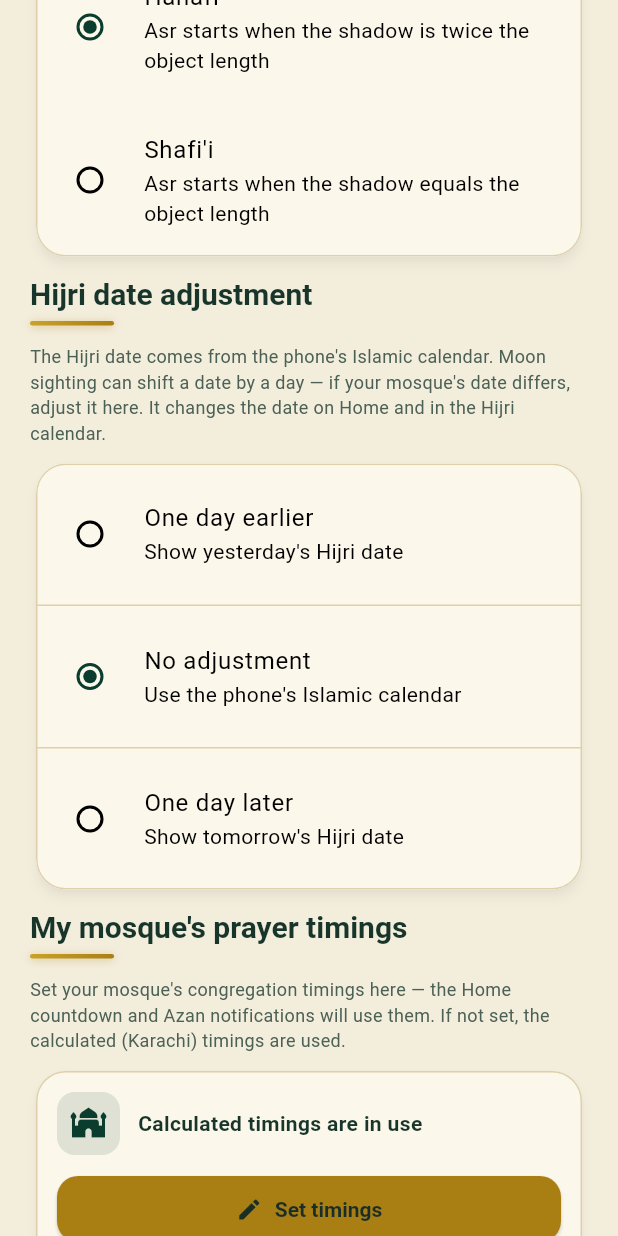
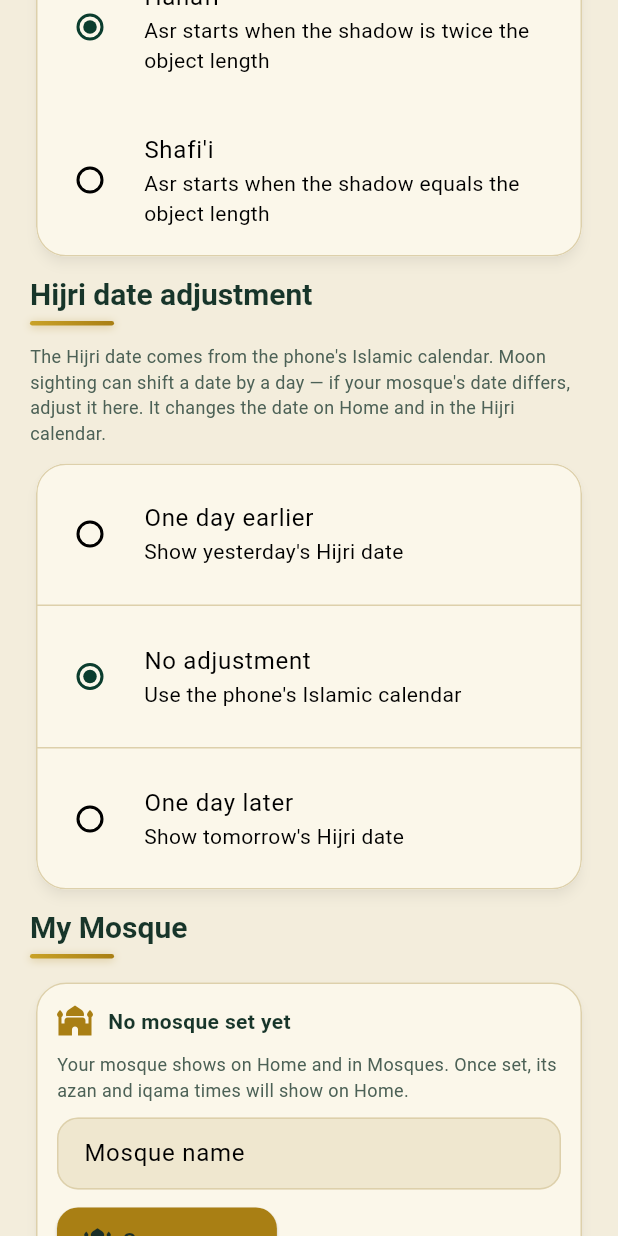
Before and after one commit to codeby-muzamil/mohalla-app, a Flutter app: the SettingsScreen widget shown alone on an empty page, opened directly, scrolled down 1728 dp, on a phone screen of 412 x 824 dp. Run offline on Flutter 3.47's test engine with Material 3 defaults, Android fonts, the phone set to English and light mode, and no system bars; our stand-ins replace adhan, flutter_local_notifications, flutter_map, geocoding, geolocator, google_generative_ai and 7 more; missing offline and left inert: dart:js_interop, qibla_math; accounts and stored records are empty.

Commit message:
Settings: add My Mosque name field (setMasjidName was never called)

```diff
--- a/lib/screens/settings_screen.dart
+++ b/lib/screens/settings_screen.dart
@@ -33,6 +33,8 @@ class _SettingsScreenState extends State<SettingsScreen> {
   String? _voiceTestResult;
   late final TextEditingController _geminiKeyController;
   String? _geminiKeyMessage;
+  late final TextEditingController _mosqueNameController;
+  String? _mosqueNameMessage;
 
   @override
   void initState() {
@@ -40,11 +42,17 @@ class _SettingsScreenState extends State<SettingsScreen> {
     // The field always starts empty: the saved key is never shown
     // back (only its masked form, last 4 characters, is displayed).
     _geminiKeyController = TextEditingController();
+    // Pre-filled with the saved mosque name (unlike the key, the
+    // name is not a secret, so showing it back is fine).
+    _mosqueNameController = TextEditingController(
+      text: context.read<SettingsProvider>().masjidName,
+    );
   }
 
   @override
   void dispose() {
     _geminiKeyController.dispose();
+    _mosqueNameController.dispose();
     super.dispose();
   }
 
@@ -60,6 +68,19 @@ class _SettingsScreenState extends State<SettingsScreen> {
       _geminiKeyMessage = key.isEmpty
           ? 'Key removed — AI Dost is back to offline answers.'
           : 'Key saved on this phone only — Gemini is connected.';
+    });
+  }
+
+  /// Save the mosque name (or clear it). Home and Mosques show it
+  /// right away; the "Set your mosque" card disappears once set.
+  void _saveMosqueName() {
+    final name = _mosqueNameController.text.trim();
+    final settings = context.read<SettingsProvider>();
+    settings.setMasjidName(name);
+    setState(() {
+      _mosqueNameMessage = name.isEmpty
+          ? 'Mosque removed.'
+          : 'Mosque saved — it now shows on Home and in Mosques.';
     });
   }
 
@@ -476,6 +497,81 @@ class _SettingsScreenState extends State<SettingsScreen> {
           ),
         ),
         const SizedBox(height: 8),
+        const SectionTitle(title: 'My Mosque'),
+        Card(
+          child: Padding(
+            padding: const EdgeInsets.all(14),
+            child: Column(
+              crossAxisAlignment: CrossAxisAlignment.stretch,
+              children: [
+                Row(
+                  children: [
+                    Icon(
+                      settings.masjidName.isNotEmpty
+                          ? Icons.check_circle
+                          : Icons.mosque,
+                      color: settings.masjidName.isNotEmpty ? accent : gold,
+                    ),
+                    const SizedBox(width: 10),
+                    Expanded(
+                      child: Text(
+                        settings.masjidName.isNotEmpty
+                            ? settings.masjidName
+                            : 'No mosque set yet',
+                        style: const TextStyle(
+                          fontWeight: FontWeight.bold,
+                        ),
+                      ),
+                    ),
+                  ],
+                ),
+                const SizedBox(height: 8),
+                Text(
+                  'Your mosque shows on Home and in Mosques. Once set, '
+                  'its azan and iqama times will show on Home.',
+                  style: TextStyle(fontSize: 12, color: muted),
+                ),
+                const SizedBox(height: 10),
+                TextField(
+                  controller: _mosqueNameController,
+                  textCapitalization: TextCapitalization.words,
+                  decoration: const InputDecoration(
+                    labelText: 'Mosque name',
+                    hintText: 'e.g. Jamia Masjid Khizra',
+                  ),
+                ),
+                const SizedBox(height: 10),
+                Row(
+                  children: [
+                    GoldButton(
+                      label: 'Save mosque',
+                      icon: Icons.mosque,
+                      onPressed: _saveMosqueName,
+                    ),
+                    if (settings.masjidName.isNotEmpty) ...[
+                      const SizedBox(width: 8),
+                      TextButton(
+                        onPressed: () {
+                          _mosqueNameController.clear();
+                          _saveMosqueName();
+                        },
+                        child: const Text('Remove'),
+                      ),
+                    ],
+                  ],
+                ),
+                if (_mosqueNameMessage != null) ...[
+                  const SizedBox(height: 8),
+                  Text(
+                    _mosqueNameMessage!,
+                    style: TextStyle(fontSize: 12, color: muted),
+                  ),
+                ],
+              ],
+            ),
+          ),
+        ),
+        const SizedBox(height: 8),
         const SectionTitle(title: 'My mosque\'s prayer timings'),
         Text(
           'Set your mosque\'s congregation timings here — the Home countdown '
```
Also changed, not shown: 1 other file.
